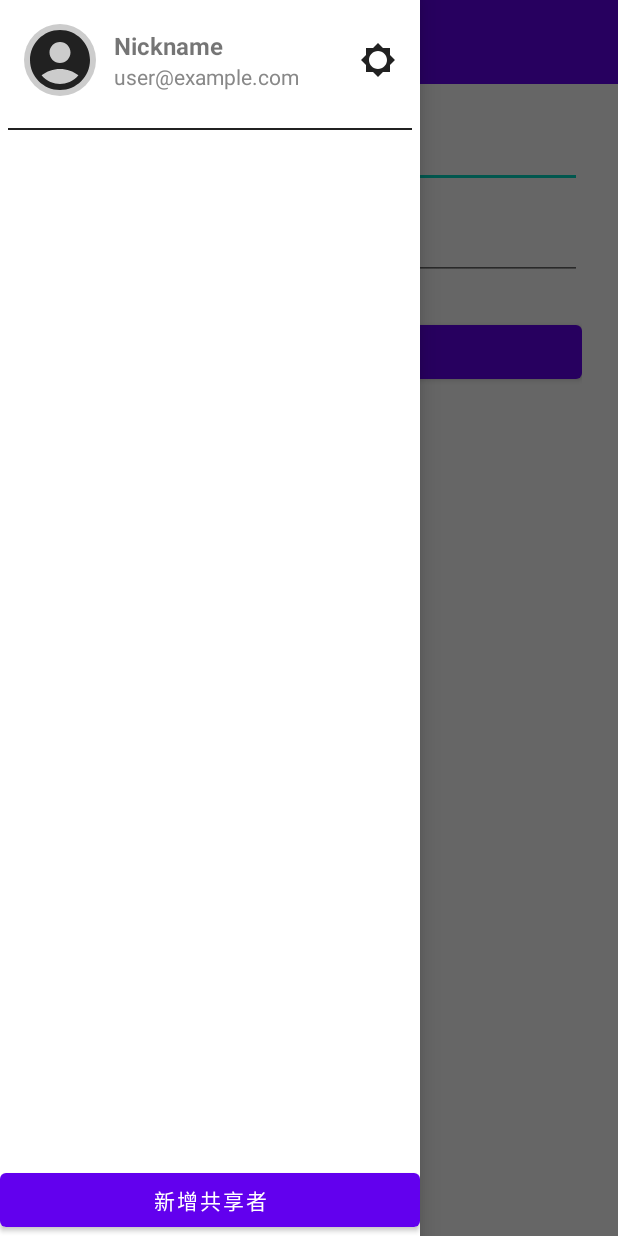
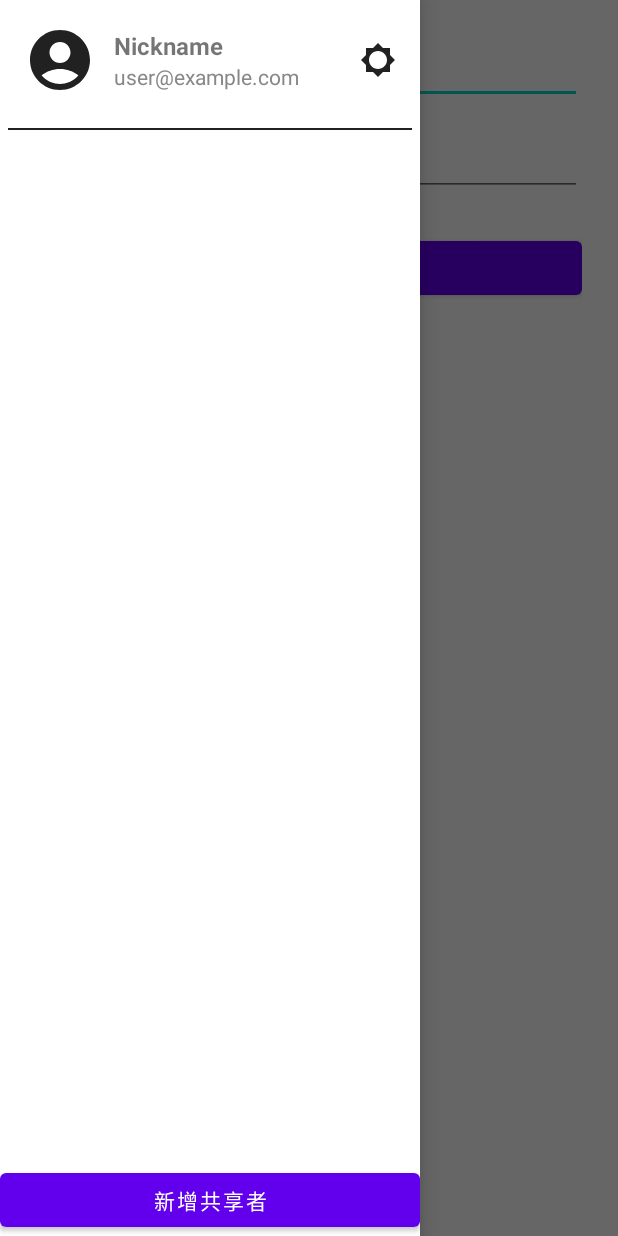
Before and after one commit to allenchu66/geofence_app, an Android app: the screen it shows after launch (MainActivity), with the side drawer open, on a phone screen of 412 x 824 dp. Run offline under Robolectric (Android 15) with nearby library versions, the phone set to English and light mode, and no system bars; our stand-ins replace Firebase (no records; nobody signed in at launch, a user with empty details on screens opened directly).

```diff
--- a/app/src/main/java/com/allenchu66/geofenceapp/activity/MainActivity.kt
+++ b/app/src/main/java/com/allenchu66/geofenceapp/activity/MainActivity.kt
@@ -2,10 +2,12 @@
 
 import android.Manifest
 import android.content.Intent
+import android.net.Uri
 import android.os.Build
 import android.os.Bundle
 import android.text.InputType
 import android.util.Log
+import android.view.WindowManager
 import android.widget.Button
 import android.widget.EditText
 import android.widget.ImageButton
@@ -20,6 +22,9 @@
 import androidx.core.content.ContentProviderCompat.requireContext
 import androidx.core.content.ContextCompat
 import androidx.core.view.GravityCompat
+import androidx.core.view.ViewCompat
+import androidx.core.view.WindowCompat
+import androidx.core.view.WindowInsetsCompat
 import androidx.lifecycle.ViewModelProvider
 import androidx.navigation.findNavController
 import androidx.navigation.fragment.NavHostFragment
@@ -61,16 +66,22 @@
             val photoUri = user.photoUrl
 
             if (photoUri != null) {
-                Glide.with(this)
-                    .load(photoUri)
-                    .circleCrop()
-                    .placeholder(R.drawable.ic_default_avatar)
-                    .error(R.drawable.ic_default_avatar)
-                    .into(imageUserPhoto)
+                loadUserPhotoInto(imageUserPhoto, photoUri)
+                loadUserPhotoInto(binding.btnOpenDrawer, photoUri)
             } else {
                 imageUserPhoto.setImageResource(R.drawable.ic_default_avatar)
+                binding.btnOpenDrawer.setImageResource(R.drawable.ic_default_avatar)
             }
         }
+    }
+
+    private fun loadUserPhotoInto(target: ImageView, photoUri: Uri?) {
+        Glide.with(this)
+            .load(photoUri)
+            .circleCrop()
+            .placeholder(R.drawable.ic_default_avatar)
+            .error(R.drawable.ic_default_avatar)
+            .into(target)
     }
 
     private val locationPermissionLauncher = registerForActivityResult(
@@ -87,9 +98,11 @@
 
         auth = FirebaseAuth.getInstance()
         initViewModel()
-        setupToolbarAndDrawer()
+        setupDrawer()
         navigateIfLoggedIn()
         requestLocationPermissions()
+
+        getWindow().clearFlags(WindowManager.LayoutParams.FLAG_LAYOUT_IN_SCREEN);
     }
 
     private fun initViewModel(){
@@ -100,18 +113,20 @@
         viewModel.loadSharedUsers()
     }
 
-    private fun setupToolbarAndDrawer() {
-        setSupportActionBar(binding.toolbar)
-
+    private fun setupDrawer() {
         drawerToggle = ActionBarDrawerToggle(
             this,
             binding.drawerLayout,
-            binding.toolbar,
+            null,
             R.string.drawer_open,
             R.string.drawer_close
         )
         binding.drawerLayout.addDrawerListener(drawerToggle)
         drawerToggle.syncState()
+
+        binding.btnOpenDrawer.setOnClickListener {
+            binding.drawerLayout.openDrawer(GravityCompat.START)
+        }
 
         val navView = binding.navView
         val customDrawerView = layoutInflater.inflate(R.layout.drawer_content, navView, false)
@@ -166,6 +181,14 @@
 
         if (currentUser != null) {
            updateProfileUI(currentUser)
+        }
+
+        ViewCompat.setOnApplyWindowInsetsListener(binding.navView) { v, insets ->
+            val statusBarHeight = insets.getInsets(WindowInsetsCompat.Type.statusBars()).top
+            // 這裡把 paddingTop 設成 statusBarHeight，讓整塊 navView 往下推
+            v.setPadding(v.paddingLeft, 0, v.paddingRight, v.paddingBottom)
+            // 回傳 insets 代表「我還沒消耗其他 inset」
+            insets
         }
     }
 
--- a/app/src/main/res/drawable/circle_background.xml
+++ b/app/src/main/res/drawable/circle_background.xml
@@ -1,5 +1,12 @@
 <?xml version="1.0" encoding="utf-8"?>
 <shape xmlns:android="http://schemas.android.com/apk/res/android"
     android:shape="oval">
-    <solid android:color="#CCCCCC" />
+    <solid android:color="@android:color/white"/>
+    <stroke
+        android:width="2dp"
+        android:color="@color/white"/>
+    <!-- for padding if needed -->
+    <size
+        android:width="40dp"
+        android:height="40dp"/>
 </shape>
--- /dev/null
+++ b/app/src/main/res/drawable/ic_add.xml
@@ -0,0 +1,5 @@
+<vector xmlns:android="http://schemas.android.com/apk/res/android" android:height="24dp" android:tint="#FFFFFF" android:viewportHeight="24" android:viewportWidth="24" android:width="24dp">
+
+    <path android:fillColor="@android:color/white" android:pathData="M19,13h-6v6h-2v-6H5v-2h6V5h2v6h6v2z"/>
+
+</vector>
--- a/app/src/main/res/layout/activity_main.xml
+++ b/app/src/main/res/layout/activity_main.xml
@@ -6,20 +6,16 @@
     android:id="@+id/drawerLayout"
     android:layout_width="match_parent"
     android:layout_height="match_parent"
-    tools:context=".activity.MainActivity">
+    tools:context=".activity.MainActivity"
+    android:fitsSystemWindows="true">
 
-    <LinearLayout
+    <FrameLayout
+        android:id="@+id/contentFrame"
         android:layout_width="match_parent"
         android:layout_height="match_parent"
-        android:orientation="vertical">
+        android:fitsSystemWindows="true">
 
-        <androidx.appcompat.widget.Toolbar
-            android:id="@+id/toolbar"
-            android:layout_width="match_parent"
-            android:layout_height="?attr/actionBarSize"
-            android:background="?attr/colorPrimary"
-            android:theme="@style/ThemeOverlay.AppCompat.Dark.ActionBar"/>
-
+        <!-- 你的 NavHostFragment (原本的 FragmentContainerView) -->
         <androidx.fragment.app.FragmentContainerView
             android:id="@+id/fragmentContainerView"
             android:name="androidx.navigation.fragment.NavHostFragment"
@@ -28,12 +24,30 @@
             app:navGraph="@navigation/nav_graph"
             app:defaultNavHost="true"/>
 
-    </LinearLayout>
+        <!-- 圓形的使用者大頭照按鈕, 疊在最上層 -->
+        <ImageButton
+            android:id="@+id/btnOpenDrawer"
+            android:layout_width="40dp"
+            android:layout_height="40dp"
+            android:layout_marginStart="16dp"
+            android:layout_marginTop="16dp"
+            android:layout_gravity="top|start"
+            android:background="@drawable/circle_background"
+            android:scaleType="centerCrop"
+            android:src="@drawable/ic_default_avatar"
+            android:contentDescription="Open drawer"
+            android:clickable="true"
+            android:focusable="true"
+            android:elevation="6dp"
+            android:outlineProvider="background"/>
+
+    </FrameLayout>
 
     <com.google.android.material.navigation.NavigationView
         android:id="@+id/nav_view"
         android:layout_width="280dp"
         android:layout_height="match_parent"
-        android:layout_gravity="start" />
+        android:layout_gravity="start"
+        android:fitsSystemWindows="true"/>
 
 </androidx.drawerlayout.widget.DrawerLayout>
--- /dev/null
+++ b/app/src/main/res/layout/custom_chip.xml
@@ -0,0 +1,6 @@
+<com.google.android.material.chip.Chip xmlns:android="http://schemas.android.com/apk/res/android"
+    style="@style/Widget.MaterialComponents.Chip.Choice"
+    android:layout_width="wrap_content"
+    android:layout_height="wrap_content"
+    android:textSize="14sp"
+    android:textColor="?attr/colorOnSurface" />
--- a/app/src/main/res/layout/drawer_content.xml
+++ b/app/src/main/res/layout/drawer_content.xml
@@ -3,7 +3,8 @@
     xmlns:android="http://schemas.android.com/apk/res/android"
     android:layout_width="match_parent"
     android:layout_height="match_parent"
-    android:orientation="vertical">
+    android:orientation="vertical"
+    android:fitsSystemWindows="true">
 
     <!-- 使用者資訊區塊 -->
     <LinearLayout
```
Also changed, not shown: app/src/main/java/com/allenchu66/geofenceapp/GeofenceBroadcastReceiver.kt (+14 -7 lines), app/src/main/java/com/allenchu66/geofenceapp/fragment/MapFragment.kt (+102 -20 lines), app/src/main/java/com/allenchu66/geofenceapp/repository/GeofenceRepository.kt (+19 -13 lines), app/src/main/java/com/allenchu66/geofenceapp/viewModel/GeofenceViewModel.kt (+26 -31 lines), app/src/main/res/layout/fragment_map.xml (+36 -4 lines), app/src/main/res/drawable/ic_app_icon.png (added), 1 other file.
